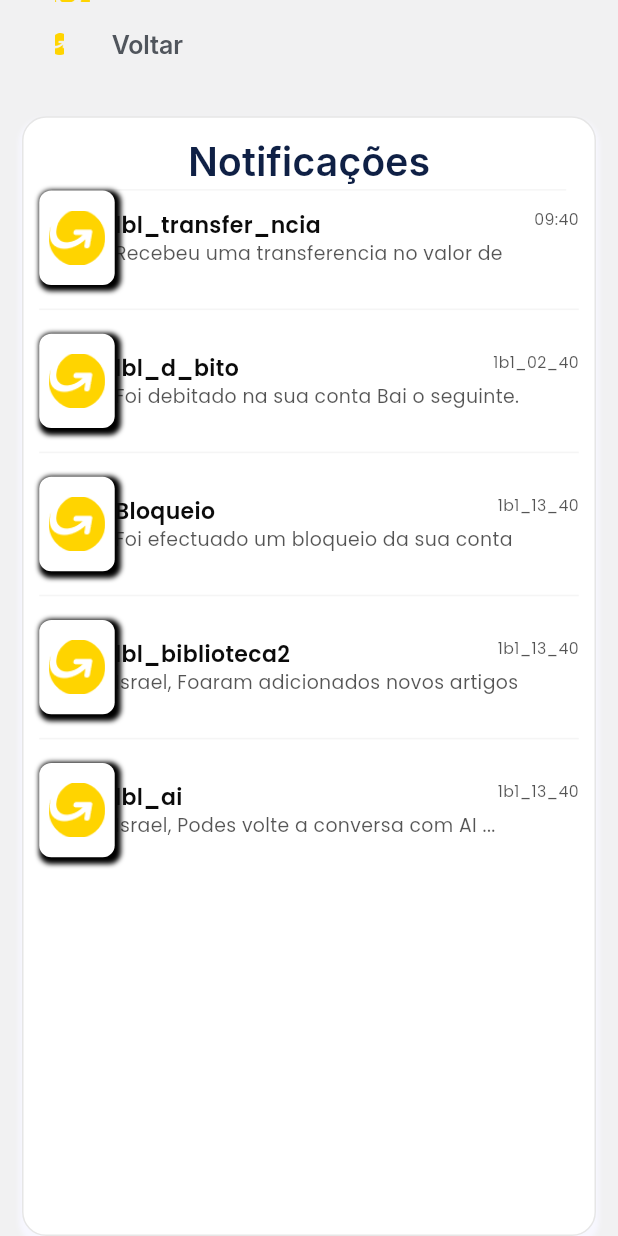
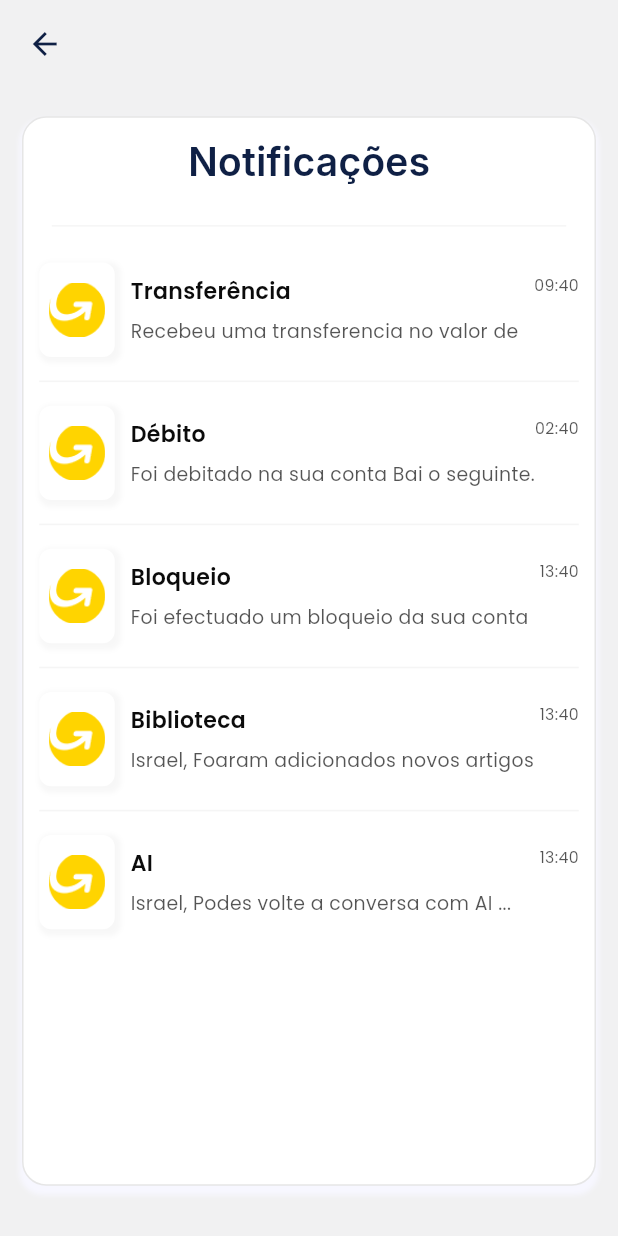
Before and after one commit to WUNDU/wundu-mobile, a Flutter app: the NotificationScreen screen opened by its route, on a phone screen of 412 x 824 dp. Run offline on Flutter 3.47's test engine with Material 3 defaults, Android fonts, the phone set to English and light mode, and no system bars; our stand-ins replace cached_network_image, dotted_border, equatable, fl_chart, flutter_bloc, flutter_screenutil and 4 more; missing offline and left inert: responsive_grid_list; accounts and stored records are empty.

Commit message:
📕 chore: add some correction on the app_decoraction and notification screen

```diff
--- a/lib/localization/pt/pt_translations.dart
+++ b/lib/localization/pt/pt_translations.dart
@@ -16,7 +16,7 @@ const Map<String, String> pt = {
   "1bl_0": "0",
   "1b1_02_00": "02:00",
   "1bl_02_40": "02:40",
-  "1b1_09_40": "09:40",
+  "1bl_09_40": "09:40",
   "1bl_100_000_00kz": "100.000,00kz",
   "1b1_123456780": "123456780",
   "1b1_1234567890123": "1234567890123",
--- a/lib/theme/app_decoration.dart
+++ b/lib/theme/app_decoration.dart
@@ -4,7 +4,7 @@ import '../core/app_export.dart';
 class AppDecoration {
 // Fill decorations
   static BoxDecoration get fillBlack => BoxDecoration(
-        color: appTheme.black90001.withValues(alpha: 26),
+        color: appTheme.black90001.withValues(alpha: 0.1),
       );
   static BoxDecoration get fillBlueGray => BoxDecoration(
         color: appTheme.blueGray50,
@@ -16,7 +16,7 @@ class AppDecoration {
         color: appTheme.blueGray5001,
       );
   static BoxDecoration get fillBluegray900 => BoxDecoration(
-        color: appTheme.blueGray900.withValues(alpha: 77),
+        color: appTheme.blueGray900.withValues(alpha: 0.3),
       );
   static BoxDecoration get fillGray100 => BoxDecoration(
         color: appTheme.gray100,
@@ -25,10 +25,10 @@ class AppDecoration {
         color: appTheme.indigoA200,
       );
   static BoxDecoration get fillTeal => BoxDecoration(
-        color: appTheme.teal300.withValues(alpha: 51),
+        color: appTheme.teal300.withValues(alpha: 0.2),
       );
   static BoxDecoration get fillTeal300 => BoxDecoration(
-        color: appTheme.teal300.withValues(alpha: 26),
+        color: appTheme.teal300.withValues(alpha: 0.1),
       );
   static BoxDecoration get fillwhiteA => BoxDecoration(
         color: appTheme.whiteA700,
@@ -41,7 +41,7 @@ class AppDecoration {
         color: appTheme.whiteA700,
       );
   static BoxDecoration get fillwhiteA7001 => BoxDecoration(
-        color: appTheme.whiteA700.withValues(alpha: 204),
+        color: appTheme.whiteA700.withValues(alpha: 0.8),
       );
 
 // Gradient decorations
@@ -77,7 +77,7 @@ class AppDecoration {
   static BoxDecoration get outline => BoxDecoration();
   static BoxDecoration get outlineBlack => BoxDecoration(
         border: Border.all(
-          color: appTheme.black90001.withValues(alpha: 26),
+          color: appTheme.black90001.withValues(alpha: 0.1),
           width: 1,
         ),
       );
@@ -86,7 +86,7 @@ class AppDecoration {
         color: appTheme.whiteA700,
         boxShadow: [
           BoxShadow(
-            color: appTheme.black900.withValues(alpha: 8),
+            color: appTheme.black900.withValues(alpha: 0.03),
             spreadRadius: 2,
             blurRadius: 2,
             offset: const Offset(2, 2),
@@ -96,14 +96,14 @@ class AppDecoration {
 
   static BoxDecoration get outlineBlueGray => BoxDecoration(
         border: Border.all(
-          color: appTheme.blueGray900.withValues(alpha: 13),
+          color: appTheme.blueGray900.withValues(alpha: 0.05),
           width: 1,
         ),
       );
 
   static BoxDecoration get outlineBluegray100 => BoxDecoration(
         border: Border.all(
-          color: appTheme.blueGray100.withValues(alpha: 179),
+          color: appTheme.blueGray100.withValues(alpha: 0.7),
           width: 1,
         ),
       );
@@ -117,7 +117,7 @@ class AppDecoration {
 
   static BoxDecoration get outlineBluegray900 => BoxDecoration(
         border: Border.all(
-          color: appTheme.blueGray900.withValues(alpha: 26),
+          color: appTheme.blueGray900.withValues(alpha: 0.1),
           width: 1,
         ),
       );
@@ -162,21 +162,21 @@ class AppDecoration {
 
   static BoxDecoration get outlineGray300031 => BoxDecoration(
         border: Border.all(
-          color: appTheme.gray30003.withValues(alpha: 230),
+          color: appTheme.gray30003.withValues(alpha: 0.9),
           width: 1,
         ),
       );
 
   static BoxDecoration get outlineGray300032 => BoxDecoration(
         border: Border.all(
-          color: appTheme.gray30003.withValues(alpha: 204),
+          color: appTheme.gray30003.withValues(alpha: 0.8),
           width: 1,
         ),
       );
 
   static BoxDecoration get outlineIndigoA => BoxDecoration(
         border: Border.all(
-          color: appTheme.indigoA200.withValues(alpha: 179),
+          color: appTheme.indigoA200.withValues(alpha: 0.7),
           width: 0.98,
         ),
       );
--- a/lib/views/notification/bloc/notification_bloc.dart
+++ b/lib/views/notification/bloc/notification_bloc.dart
@@ -1,6 +1,4 @@
-import 'package:flutter/material.dart';
 import 'package:equatable/equatable.dart';
-import 'package:flutter_bloc/flutter_bloc.dart';
 import 'package:wundu/views/notification/model/notification_item_model.dart';
 import 'package:wundu/views/notification/model/notification_model.dart';
 import '../../../core/app_export.dart';
@@ -30,32 +28,32 @@ class NotificationBloc extends Bloc<NotificationEvent, NotificationState> {
     return [
       NotificationItemModel(
         transferNcia: ImageConstant.logo,
-        transferncia1: "lbl_transfer_ncia".tr,
-        time: "1b1_09_40".tr,
+        transferncia1: "1bl_transfer_ncia".tr,
+        time: "1bl_09_40".tr,
         recebeuuma: "msg_recebeu_uma_transfer_ncia".tr,
       ),
       NotificationItemModel(
         transferNcia: ImageConstant.logo,
-        transferncia1: "lbl_d_bito".tr,
-        time: "1b1_02_40".tr,
+        transferncia1: "1bl_d_bito".tr,
+        time: "1bl_02_40".tr,
         recebeuuma: "msg_foi_debitado_na".tr,
       ),
       NotificationItemModel(
         transferNcia: ImageConstant.logo,
         transferncia1: "1bl_bloqueio".tr,
-        time: "1b1_13_40".tr,
+        time: "1bl_13_40".tr,
         recebeuuma: "msg_foi_efectuado_um".tr,
       ),
       NotificationItemModel(
         transferNcia: ImageConstant.logo,
-        transferncia1: "lbl_biblioteca2".tr,
-        time: "1b1_13_40".tr,
+        transferncia1: "1bl_biblioteca2".tr,
+        time: "1bl_13_40".tr,
         recebeuuma: "msg_israel_foaram_adicionados".tr,
       ),
       NotificationItemModel(
         transferNcia: ImageConstant.logo,
-        transferncia1: "lbl_ai".tr,
-        time: "1b1_13_40".tr,
+        transferncia1: "1bl_ai".tr,
+        time: "1bl_13_40".tr,
         recebeuuma: "msg_israel_podes_volte".tr,
       ),
     ];
--- a/lib/views/notification/notification_screen.dart
+++ b/lib/views/notification/notification_screen.dart
@@ -46,6 +46,7 @@ class NotificationScreen extends StatelessWidget {
                     borderRadius: BorderRadiusStyle.roundedBorder16,
                   ),
                   child: Column(
+                    spacing: 24,
                     mainAxisSize: MainAxisSize.max,
                     mainAxisAlignment: MainAxisAlignment.center,
                     children: [
@@ -61,11 +62,11 @@ class NotificationScreen extends StatelessWidget {
                         ),
                       ),
                       _buildNotificationList(context),
-                      SizedBox(height: 32.h),
                     ],
                   ),
                 ),
               ),
+              SizedBox(height: 32.h),
             ],
           ),
         ),
@@ -78,30 +79,12 @@ class NotificationScreen extends StatelessWidget {
     return CustomAppBar(
       height: 56.h,
       leadingWidth: 57.h,
-      leading: Container(
-        height: 14.h,
-        width: 22.h,
-        margin: EdgeInsets.only(left: 35.h),
-        child: Stack(
-          children: [
-            CustomImageView(
-              imagePath: ImageConstant.logo,
-              height: 1.h,
-              width: double.maxFinite,
-            ),
-            CustomImageView(
-              imagePath: ImageConstant.logo,
-              height: 14.h,
-              width: 8.h,
-              alignment: Alignment.centerLeft,
-              margin: EdgeInsets.only(right: 16.h),
-            ),
-          ],
+      leading: IconButton(
+        icon: Icon(
+          Icons.arrow_back,
+          color: appTheme.blueGray900,
         ),
-      ),
-      title: AppbarSubtitleOne(
-        text: "1bl_voltar".tr,
-        margin: EdgeInsets.only(left: 14.h),
+        onPressed: () => Navigator.pop(context),
       ),
     );
   }
@@ -123,7 +106,7 @@ class NotificationScreen extends StatelessWidget {
                 child: Divider(
                   height: 1.h,
                   thickness: 1.h,
-                  color: appTheme.gray30003.withOpacity(0.4),
+                  color: appTheme.gray30003.withValues(alpha: 0.4),
                 ),
               );
             },
--- a/lib/views/notification/widgets/notification_item_widget.dart
+++ b/lib/views/notification/widgets/notification_item_widget.dart
@@ -1,9 +1,10 @@
 import 'package:flutter/material.dart';
 import 'package:wundu/views/notification/model/notification_item_model.dart';
 import '../../../core/app_export.dart';
+
 // ignore_for_file: must_be_immutable
 class NotificationItemWidget extends StatelessWidget {
-   const NotificationItemWidget(this.notificationItemModelObj, {super.key});
+  const NotificationItemWidget(this.notificationItemModelObj, {super.key});
 
   final NotificationItemModel notificationItemModelObj;
 
@@ -28,8 +29,10 @@ class NotificationItemWidget extends StatelessWidget {
             ],
           ),
         ),
+        Padding(padding: EdgeInsets.only(right: 10.h)),
         Expanded(
           child: Column(
+            spacing: 8,
             crossAxisAlignment: CrossAxisAlignment.start,
             children: [
               SizedBox(
--- a/lib/widgets/custom_app_bar.dart
+++ b/lib/widgets/custom_app_bar.dart
@@ -1,6 +1,5 @@
 import 'package:flutter/material.dart';
 import 'package:wundu/core/app_export.dart';
-import 'package:wundu/routes/app_routes.dart';
 
 class CustomAppBar extends StatelessWidget implements PreferredSizeWidget {
   final String userName;
```
Also changed, not shown: lib/views/notification/notification_screen_model.dart (deleted, +0 -120 lines).
